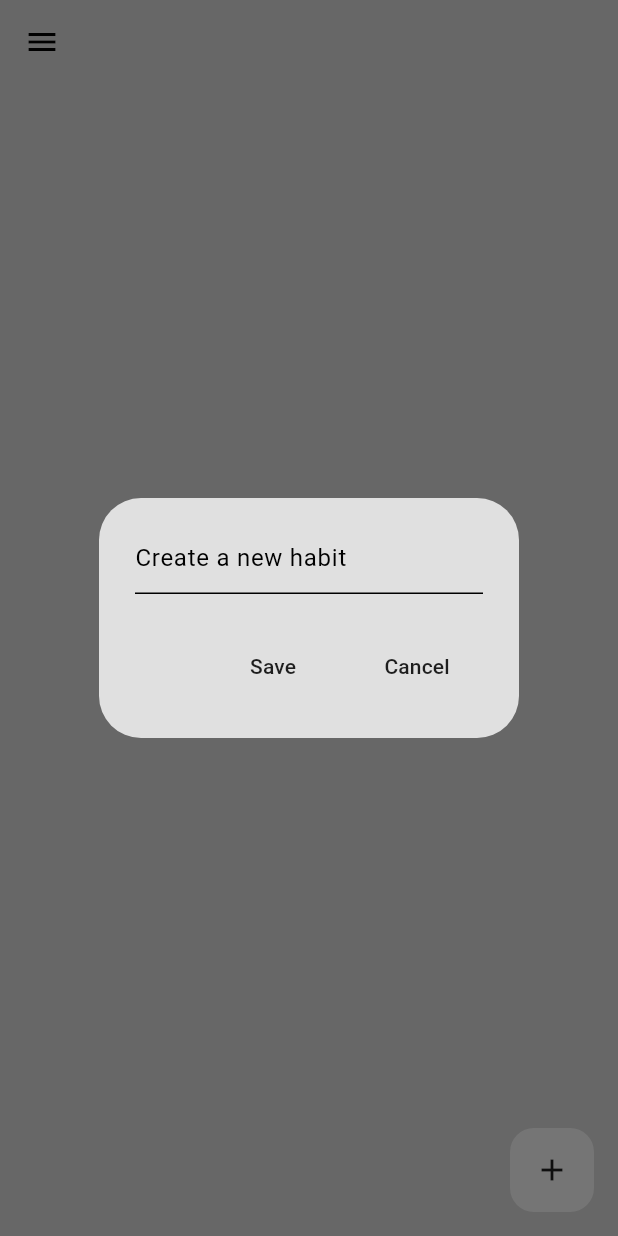
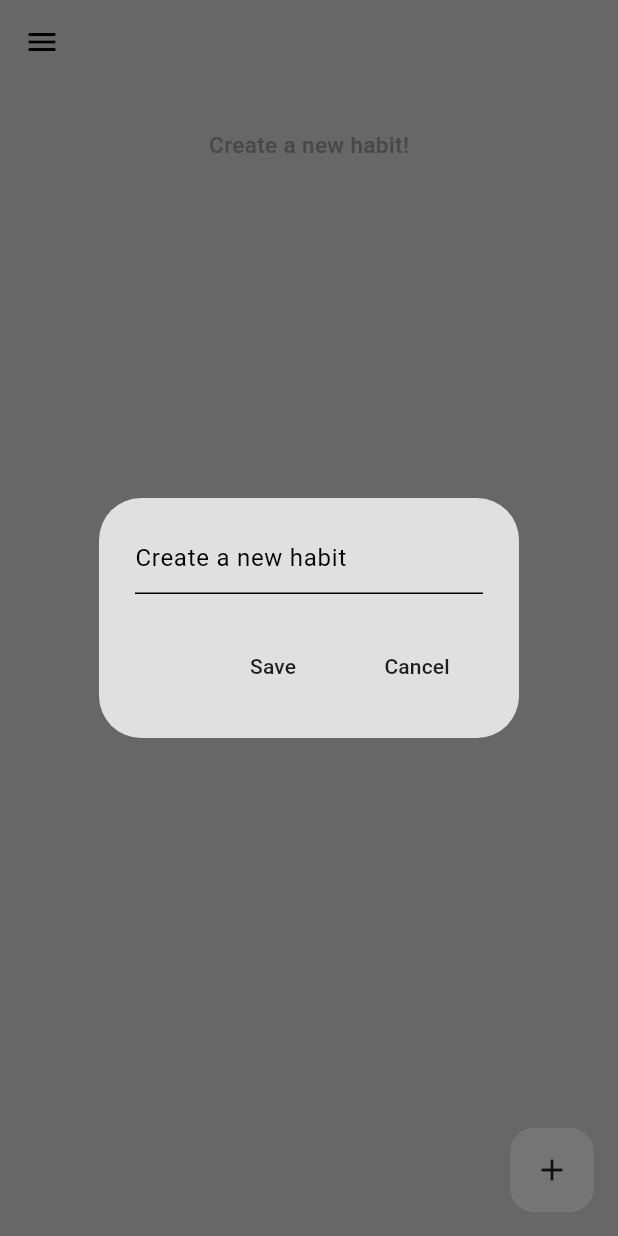
Before and after one commit to subbni/habit-tracker, a Flutter app: the screen it shows after launch, after a tap on the "add" icon, on a phone screen of 412 x 824 dp. Run offline on Flutter 3.47's test engine with Material 3 defaults, Android fonts, the phone set to English and light mode, and no system bars; our stand-ins replace flutter_heatmap_calendar, flutter_slidable, isar; accounts and stored records are empty; generated files the repository leaves out were written again.

Commit message:
[feat] heat map 기능 구현

```diff
--- a/lib/pages/home_page.dart
+++ b/lib/pages/home_page.dart
@@ -1,6 +1,7 @@
 import 'package:flutter/material.dart';
 import 'package:habit_tracker/components/my_drawer.dart';
 import 'package:habit_tracker/components/my_habit_tile.dart';
+import 'package:habit_tracker/components/my_heat_map.dart';
 import 'package:habit_tracker/database/habit_database.dart';
 import 'package:habit_tracker/models/habit.dart';
 import 'package:habit_tracker/util/habit_util.dart';
@@ -164,7 +165,36 @@ class _HomePageState extends State<HomePage> {
           color: Theme.of(context).colorScheme.inversePrimary,
         ),
       ),
-      body: _buildHabitList(),
+      body: ListView(
+        children: [
+          // heat map
+          _buildHeatMap(),
+          // habit list
+          _buildHabitList(),
+        ],
+      ),
+    );
+  }
+
+  Widget _buildHeatMap() {
+    // habit database
+    final habitDatabase = context.watch<HabitDatabase>();
+    // current habits
+    List<Habit> currentHabits = habitDatabase.currentHabits;
+    // return heat map UI
+    return FutureBuilder<DateTime?>(
+      future: habitDatabase.getFirstLaunchDate(),
+      builder: (context, snapshot) {
+        // once the data is available -> build heat map
+        if (snapshot.hasData) {
+          return MyHeatMap(
+            startDate: snapshot.data!,
+            datasets: prepHeatMapDataSet(currentHabits),
+          );
+        } else {
+          return Container();
+        }
+      },
     );
   }
 
@@ -176,13 +206,31 @@ class _HomePageState extends State<HomePage> {
     List<Habit> currentHabits = habitDatabase.currentHabits;
 
     // return list of habits UI
-    return ListView.builder(
+    return currentHabits.isEmpty
+        ? Padding(
+            padding: const EdgeInsets.symmetric(vertical: 30),
+            child: Center(
+              child: Text(
+                AppString.createHabitString,
+                style: TextStyle(
+                  color: Theme.of(context).colorScheme.primary,
+                  fontSize: 15,
+                  fontWeight: FontWeight.w500,
+                ),
+              ),
+            ),
+          )
+        : ListView.builder(
             itemCount: currentHabits.length,
+            shrinkWrap: true,
+            physics: const NeverScrollableScrollPhysics(),
             itemBuilder: (context, index) {
               // get each individual habit
               final habit = currentHabits[index];
               // check if the habit is completed today
-        bool isCompletedToday = isHabitCompletedToday(habit.completedDays);
+              bool isCompletedToday = isHabitCompletedToday(
+                habit.completedDays,
+              );
               // return habit title UI
               return MyHabitTile(
                 isCompleted: isCompletedToday,
--- a/lib/util/habit_util.dart
+++ b/lib/util/habit_util.dart
@@ -1,5 +1,7 @@
 // given a habit list of completion days
 // is the habit completed today
+import 'package:habit_tracker/models/habit.dart';
+
 bool isHabitCompletedToday(List<DateTime> completedDays) {
   final today = DateTime.now();
   return completedDays.any(
@@ -9,3 +11,25 @@ bool isHabitCompletedToday(List<DateTime> completedDays) {
         date.day == today.day,
   );
 }
+
+// prepare heat map dataset
+Map<DateTime, int> prepHeatMapDataSet(List<Habit> habits) {
+  Map<DateTime, int> dataset = {};
+
+  for (var habit in habits) {
+    for (var date in habit.completedDays) {
+      // nomalize date to avoid time mismatch
+      final nomalizedDate = DateTime(date.year, date.month, date.day);
+
+      // if the date already exists in the dataset, increment its count
+      if (dataset.containsKey(nomalizedDate)) {
+        dataset[nomalizedDate] = dataset[nomalizedDate]! + 1;
+      } else {
+        // else initialize it with a count of 1
+        dataset[nomalizedDate] = 1;
+      }
+    }
+  }
+
+  return dataset;
+}
--- a/lib/util/strings.dart
+++ b/lib/util/strings.dart
@@ -2,6 +2,7 @@ class AppString {
   static const String saveString = "Save";
   static const String cancelString = "Cancel";
   static const String deleteString = "Delete";
+  static const String createHabitString = "Create a new habit!";
   static const String habitNameTextField = "Create a new habit";
   static const String deleteHabitAlert = "Are you sure you want to delete?";
 }
```
Also changed, not shown: lib/components/my_heat_map.dart (added, +31 -0 lines). Lines whose indentation alone changed are shown as unchanged.
